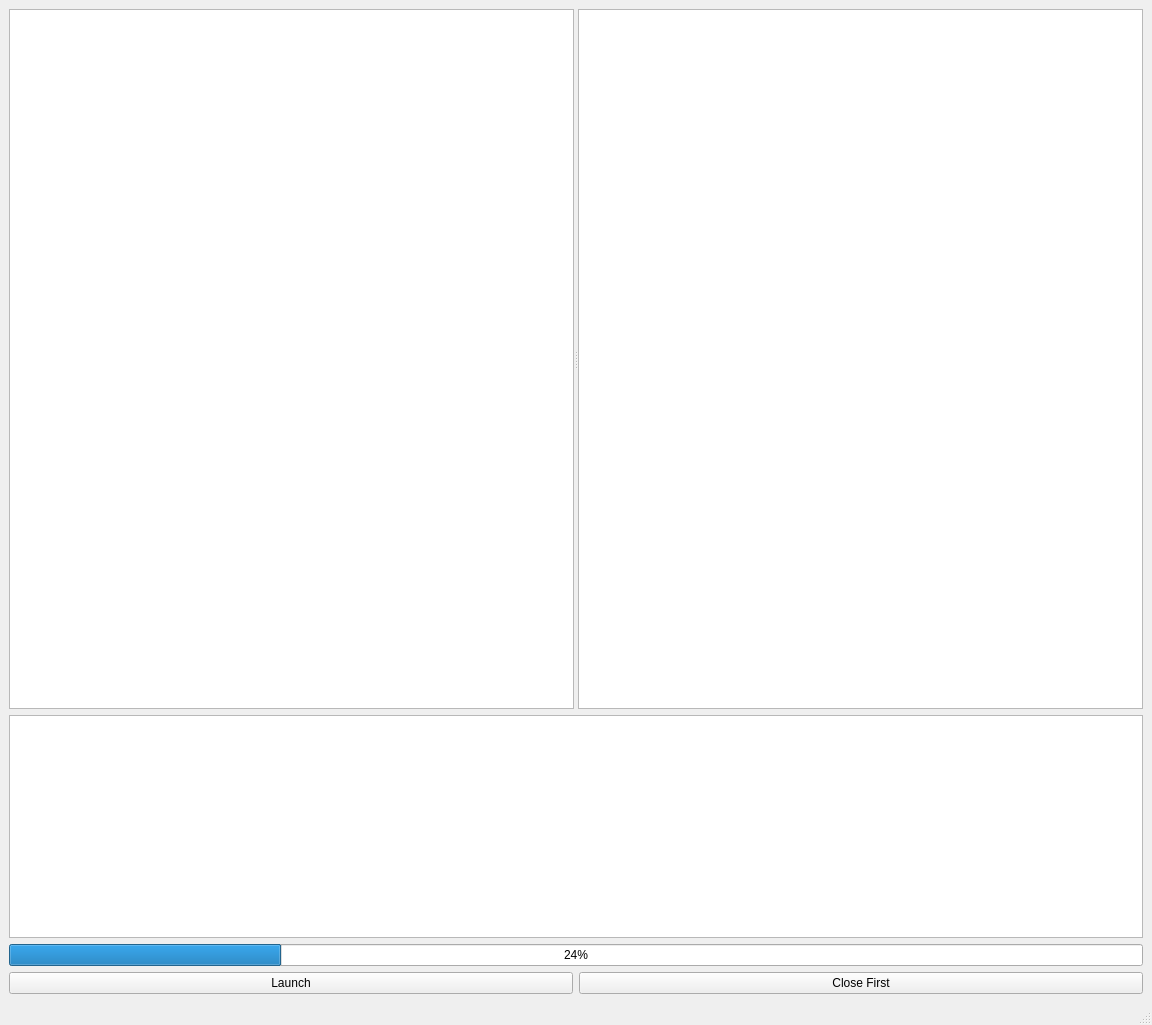
This is src/FileManager.ui in tap22sf/PerfCheck as Qt 5 draws it before an edit. The edited form follows.
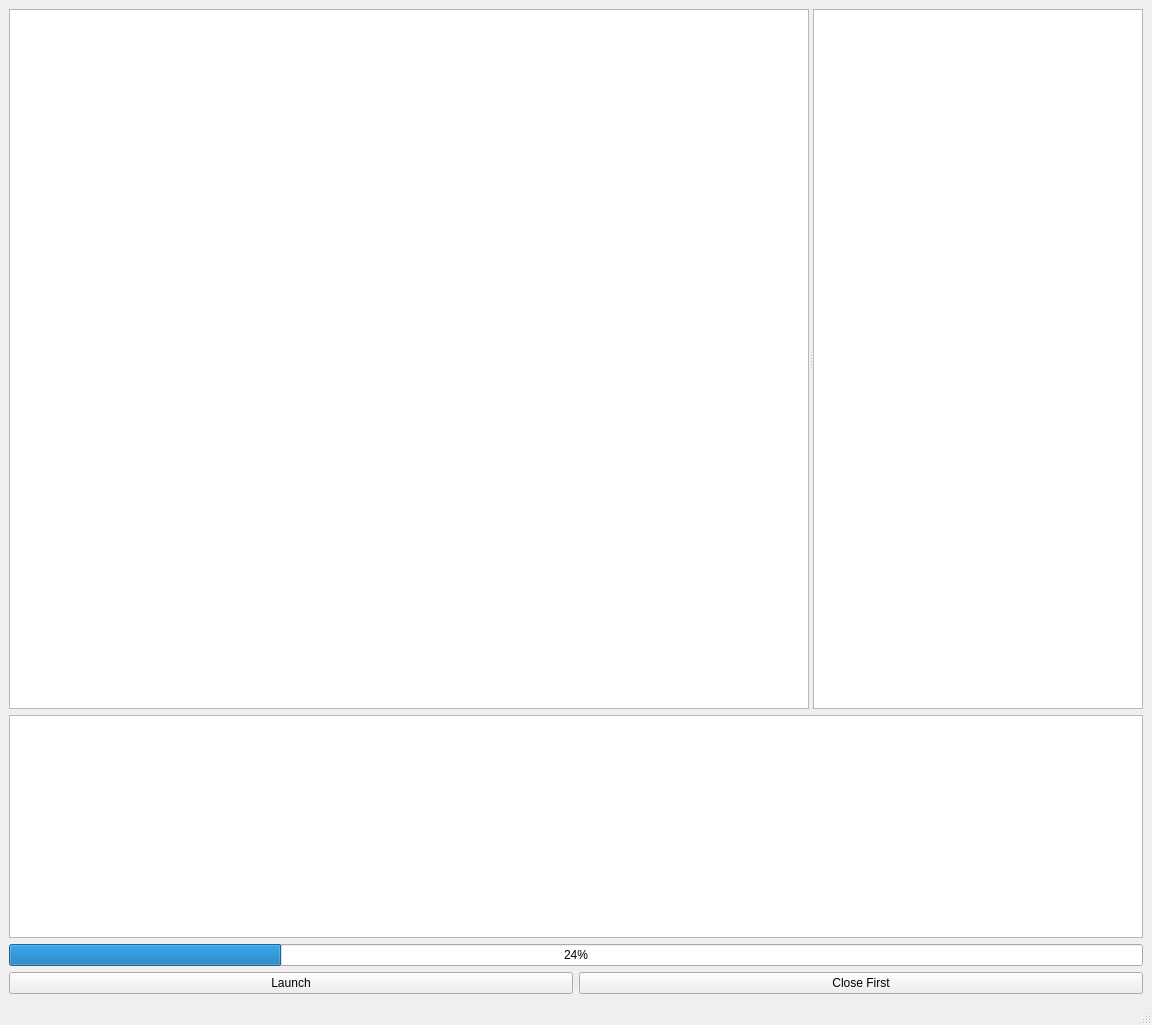
This is the edited form.

The edit to the form file:
```diff
--- a/src/FileManager.ui
+++ b/src/FileManager.ui
@@ -26,7 +26,7 @@
       <property name="maximumSize">
        <size>
         <width>16777215</width>
-        <height>500</height>
+        <height>16777215</height>
        </size>
       </property>
       <property name="orientation">
@@ -39,6 +39,12 @@
          <verstretch>0</verstretch>
         </sizepolicy>
        </property>
+       <property name="minimumSize">
+        <size>
+         <width>800</width>
+         <height>0</height>
+        </size>
+       </property>
       </widget>
       <widget class="QTableView" name="StatsTable">
        <property name="sizePolicy">
```
